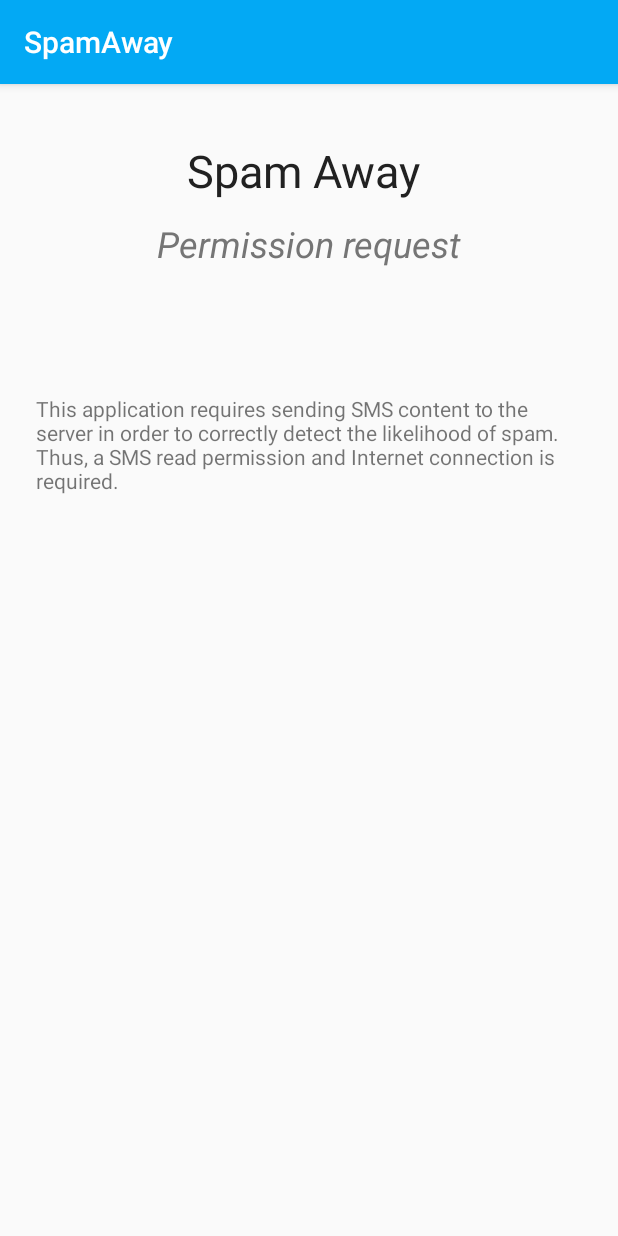
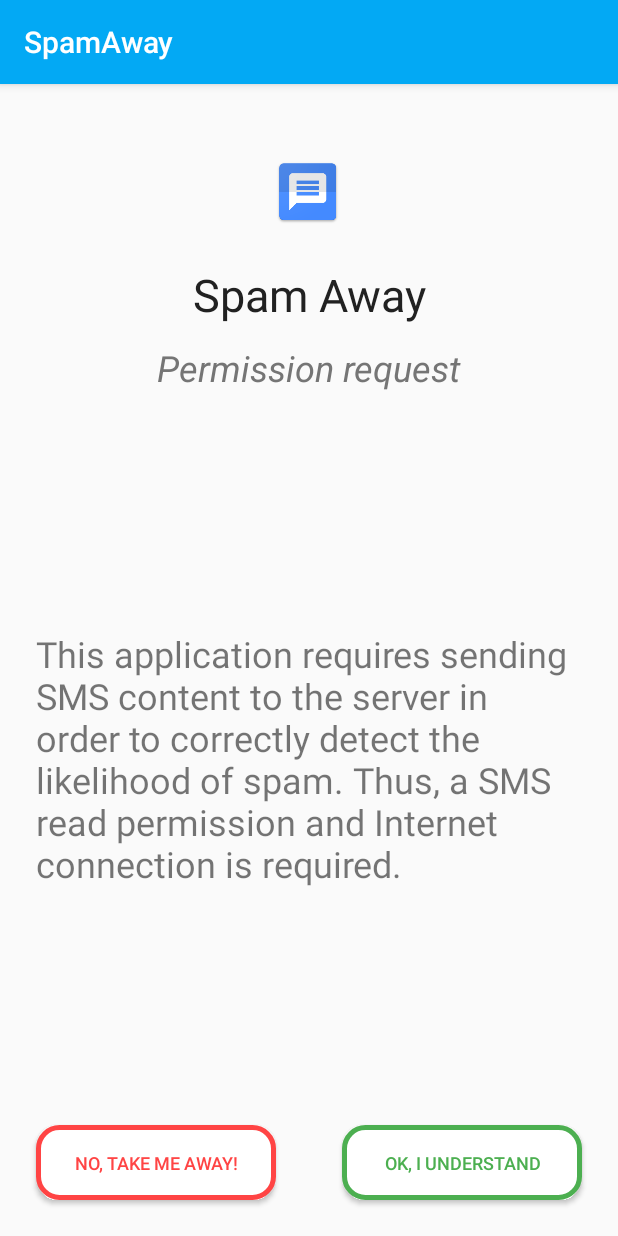
Before and after one commit to rkoconpwr/spamaway_android, an Android app: the PermissionActivity screen opened directly, with no data from a screen before it, on a phone screen of 412 x 824 dp. Run offline under Robolectric (Android 15) with nearby library versions, the phone set to English and light mode, and no system bars.

Commit message:
ActivityPermission: created & designed

```diff
--- /dev/null
+++ b/app/src/main/res/drawable/button_shape_notok.xml
@@ -0,0 +1,24 @@
+<?xml version="1.0" encoding="utf-8"?>
+<shape xmlns:android="http://schemas.android.com/apk/res/android" android:shape="rectangle" >
+    <corners
+        android:radius="14dp"
+        />
+    <gradient
+        android:angle="45"
+        android:centerX="35%"
+        android:centerColor="#ffffffff"
+        android:startColor="#ffffffff"
+        android:endColor="#ffffffff"
+        android:type="linear"
+        />
+    <padding
+        android:left="0dp"
+        android:top="0dp"
+        android:right="0dp"
+        android:bottom="0dp"
+        />
+    <stroke
+        android:width="3dp"
+        android:color="#FF4444"
+        />
+</shape>
--- /dev/null
+++ b/app/src/main/res/drawable/button_shape_ok.xml
@@ -0,0 +1,24 @@
+<?xml version="1.0" encoding="utf-8"?>
+<shape xmlns:android="http://schemas.android.com/apk/res/android" android:shape="rectangle" >
+    <corners
+        android:radius="14dp"
+        />
+    <gradient
+        android:angle="45"
+        android:centerX="35%"
+        android:centerColor="#ffffffff"
+        android:startColor="#ffffffff"
+        android:endColor="#ffffffff"
+        android:type="linear"
+        />
+    <padding
+        android:left="0dp"
+        android:top="0dp"
+        android:right="0dp"
+        android:bottom="0dp"
+        />
+    <stroke
+        android:width="3dp"
+        android:color="#FF4CAF50"
+        />
+</shape>
--- a/app/src/main/res/layout/activity_permission.xml
+++ b/app/src/main/res/layout/activity_permission.xml
@@ -7,20 +7,33 @@
     android:layout_height="match_parent"
     tools:context=".activities.PermissionActivity">
 
+    <ImageView
+        android:id="@+id/imageView"
+        android:layout_width="wrap_content"
+        android:layout_height="0dp"
+        android:layout_marginStart="12dp"
+        android:layout_marginTop="48dp"
+        android:layout_marginEnd="12dp"
+        app:layout_constraintEnd_toEndOf="parent"
+        app:layout_constraintStart_toStartOf="parent"
+        app:layout_constraintHorizontal_bias="0.498"
+        app:layout_constraintTop_toTopOf="parent"
+        app:srcCompat="@mipmap/ic_launcher" />
+
     <TextView
         android:id="@+id/permissionTextView1"
         android:layout_width="wrap_content"
         android:layout_height="wrap_content"
         android:layout_marginStart="12dp"
-        android:layout_marginTop="37dp"
+        android:layout_marginTop="24dp"
         android:layout_marginEnd="12dp"
-        android:text="Spam Away "
+        android:text="@string/permission_spam_away"
         android:textAppearance="@style/TextAppearance.AppCompat.Large"
         android:textColor="@color/textColorPrimary"
         android:textSize="30sp"
         app:layout_constraintEnd_toEndOf="parent"
         app:layout_constraintStart_toStartOf="parent"
-        app:layout_constraintTop_toTopOf="parent" />
+        app:layout_constraintTop_toBottomOf="@+id/imageView" />
 
     <TextView
         android:id="@+id/permissionTextView"
@@ -29,7 +42,7 @@
         android:layout_marginStart="12dp"
         android:layout_marginTop="12dp"
         android:layout_marginEnd="12dp"
-        android:text="Permission request"
+        android:text="@string/permission_request"
         android:textColor="@color/textColorSecondary"
         android:textSize="24sp"
         android:textStyle="italic"
@@ -42,12 +55,40 @@
         android:layout_width="0dp"
         android:layout_height="wrap_content"
         android:layout_marginStart="24dp"
-        android:layout_marginTop="84dp"
         android:layout_marginEnd="24dp"
-        android:text="This application requires sending SMS content to the server in order to correctly detect the likelihood of spam. Thus, a SMS read permission and Internet connection is required. "
+        android:text="@string/permission_description"
         android:textAlignment="viewStart"
         android:textAllCaps="false"
+        android:textSize="24sp"
+        app:layout_constraintBottom_toTopOf="@+id/buttonNo"
         app:layout_constraintEnd_toEndOf="parent"
         app:layout_constraintStart_toStartOf="parent"
         app:layout_constraintTop_toBottomOf="@+id/permissionTextView" />
+
+    <Button
+        android:id="@+id/buttonNo"
+        android:layout_width="160sp"
+        android:layout_height="50sp"
+        android:layout_marginStart="24dp"
+        android:layout_marginBottom="24dp"
+        android:background="@drawable/button_shape_notok"
+        android:text="@string/permission_no"
+        android:textColor="#FF4444"
+        android:textSize="12sp"
+        app:layout_constraintBottom_toBottomOf="parent"
+        app:layout_constraintStart_toStartOf="parent" />
+
+    <Button
+        android:id="@+id/buttonYes"
+        android:layout_width="160sp"
+        android:layout_height="50sp"
+        android:layout_marginEnd="24dp"
+        android:layout_marginBottom="24dp"
+        android:background="@drawable/button_shape_ok"
+        android:text="@string/permission_yes"
+        android:textColor="#FF4CAF50"
+        android:textSize="12sp"
+        app:layout_constraintBottom_toBottomOf="parent"
+        app:layout_constraintEnd_toEndOf="parent" />
+
 </android.support.constraint.ConstraintLayout>
--- a/app/src/main/res/values/strings.xml
+++ b/app/src/main/res/values/strings.xml
@@ -3,4 +3,9 @@
     <string name="action_settings">Settings</string>
     <string name="not_spam">Report mistake</string>
     <string name="spam">Confirm spam</string>
+    <string name="permission_spam_away">Spam Away</string>
+    <string name="permission_request">Permission request</string>
+    <string name="permission_description">This application requires sending SMS content to the server in order to correctly detect the likelihood of spam. Thus, a SMS read permission and Internet connection is required.</string>
+    <string name="permission_no">No, take me away!</string>
+    <string name="permission_yes">OK, I understand</string>
 </resources>
```
